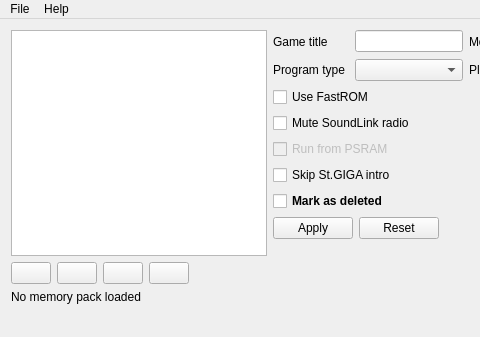
Old version of the form src/mainwindow.ui in the repository devinacker/BSFlashManager; both pictures show x 0 to 480 and y 0 to 337 of the 727 by 337 pixel window.
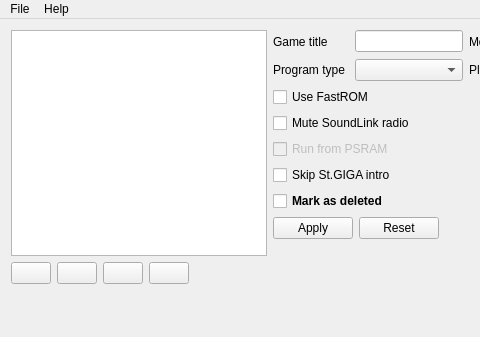
New version of the form. Icons and pictures are not drawn.

Commit message: handle window state better on first open and when manipulating file list

What changed in the file:
```diff
--- a/src/mainwindow.ui
+++ b/src/mainwindow.ui
@@ -103,7 +103,7 @@
       <item>
        <widget class="QLabel" name="labelBlockUsage">
         <property name="text">
-         <string>No memory pack loaded</string>
+         <string/>
         </property>
        </widget>
       </item>
```
The commit also changes 2 other files.
